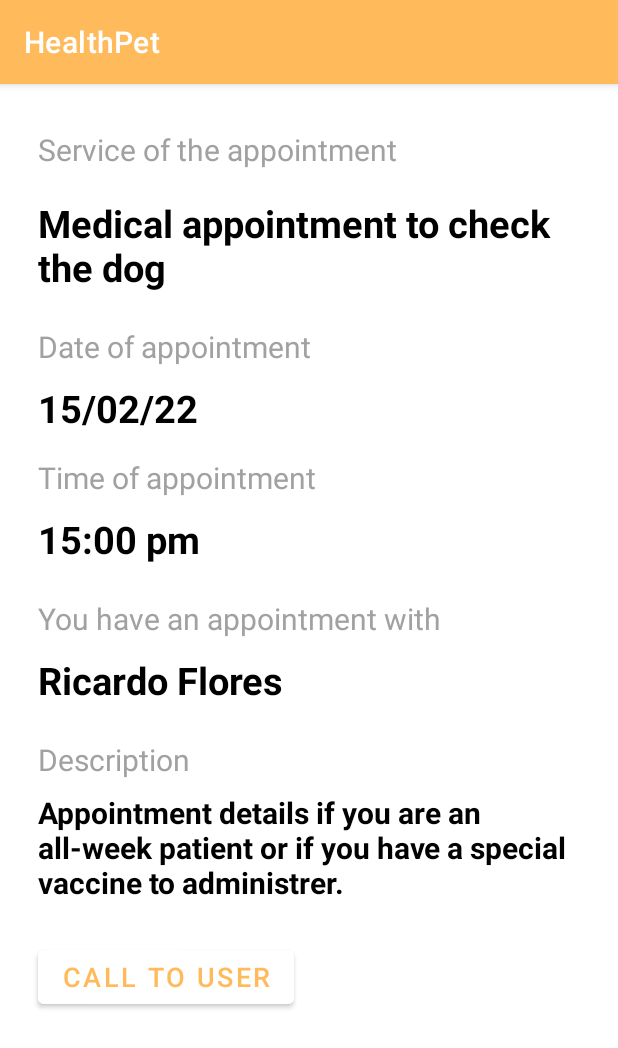
After one commit to RicardoFlores01/HealthPetAppMovil, an Android app: the MyAppointment screen opened directly, with no data from a screen before it, on a phone screen of 412 x 824 dp. The commit adds this screen. Shown: the top 1048 px of the screen. Run offline under Robolectric (Android 15) with nearby library versions, the phone set to English and light mode, and no system bars.

Commit message:
Add the layout My Appointment

```diff
--- a/app/src/main/AndroidManifest.xml
+++ b/app/src/main/AndroidManifest.xml
@@ -9,6 +9,9 @@
         android:roundIcon="@mipmap/ic_launcher_round"
         android:supportsRtl="true"
         android:theme="@style/Theme.HealthPetApp">
+        <activity
+            android:name=".MyAppointment"
+            android:exported="true" />
         <activity
             android:name=".MenuActivity"
             android:exported="true"
--- /dev/null
+++ b/app/src/main/java/example/com/healthpetapp/MyAppointment.java
@@ -0,0 +1,14 @@
+package example.com.healthpetapp;
+
+import androidx.appcompat.app.AppCompatActivity;
+
+import android.os.Bundle;
+
+public class MyAppointment extends AppCompatActivity {
+
+    @Override
+    protected void onCreate(Bundle savedInstanceState) {
+        super.onCreate(savedInstanceState);
+        setContentView(R.layout.activity_my_appointment);
+    }
+}
--- /dev/null
+++ b/app/src/main/res/layout/activity_my_appointment.xml
@@ -0,0 +1,163 @@
+<?xml version="1.0" encoding="utf-8"?>
+<androidx.constraintlayout.widget.ConstraintLayout xmlns:android="http://schemas.android.com/apk/res/android"
+    xmlns:app="http://schemas.android.com/apk/res-auto"
+    xmlns:tools="http://schemas.android.com/tools"
+    android:layout_width="match_parent"
+    android:layout_height="match_parent"
+    tools:context=".MyAppointment">
+
+    <TextView
+        android:id="@+id/title_date"
+        android:layout_width="359dp"
+        android:layout_height="wrap_content"
+        android:text="@string/service"
+        android:textSize="20sp"
+        app:flow_verticalAlign="top"
+        android:textColor="@color/grey"
+        android:textStyle=""
+        app:layout_constraintStart_toStartOf="parent"
+        app:layout_constraintTop_toTopOf="parent"
+        android:layout_marginStart="25dp"
+        android:layout_marginTop="30dp" />
+
+    <TextView
+        android:id="@+id/service_title"
+        android:layout_width="359dp"
+        android:layout_height="wrap_content"
+        android:text="@string/title_date"
+        android:textSize="25sp"
+        app:flow_verticalAlign="top"
+        android:textColor="@color/black"
+        android:textStyle="bold"
+        app:layout_constraintStart_toStartOf="parent"
+        app:layout_constraintTop_toBottomOf="@id/title_date"
+        android:layout_marginStart="25dp"
+        android:layout_marginTop="18dp" />
+
+    <TextView
+        android:id="@+id/date_service"
+        android:layout_width="359dp"
+        android:layout_height="wrap_content"
+        android:text="@string/date_service"
+        android:textSize="20sp"
+        app:flow_verticalAlign="top"
+        android:textColor="@color/grey"
+        android:textStyle=""
+        app:layout_constraintStart_toStartOf="parent"
+        app:layout_constraintTop_toBottomOf="@id/service_title"
+        android:layout_marginStart="25dp"
+        android:layout_marginTop="22dp" />
+
+    <TextView
+        android:id="@+id/date"
+        android:layout_width="359dp"
+        android:layout_height="wrap_content"
+        android:text="@string/date"
+        android:textSize="25sp"
+        app:flow_verticalAlign="top"
+        android:textColor="@color/black"
+        android:textStyle="bold"
+        app:layout_constraintStart_toStartOf="parent"
+        app:layout_constraintTop_toBottomOf="@id/date_service"
+        android:layout_marginStart="25dp"
+        android:layout_marginTop="10dp" />
+
+    <TextView
+        android:id="@+id/time"
+        android:layout_width="359dp"
+        android:layout_height="wrap_content"
+        android:text="@string/time_appointment"
+        android:textSize="20sp"
+        app:flow_verticalAlign="top"
+        android:textColor="@color/grey"
+        android:textStyle=""
+        app:layout_constraintStart_toStartOf="parent"
+        app:layout_constraintTop_toBottomOf="@id/date"
+        android:layout_marginStart="25dp"
+        android:layout_marginTop="15dp" />
+
+    <TextView
+        android:id="@+id/hour"
+        android:layout_width="359dp"
+        android:layout_height="wrap_content"
+        android:text="@string/hour"
+        android:textSize="25sp"
+        app:flow_verticalAlign="top"
+        android:textColor="@color/black"
+        android:textStyle="bold"
+        app:layout_constraintStart_toStartOf="parent"
+        app:layout_constraintTop_toBottomOf="@id/time"
+        android:layout_marginStart="25dp"
+        android:layout_marginTop="10dp" />
+
+    <TextView
+        android:id="@+id/person"
+        android:layout_width="359dp"
+        android:layout_height="wrap_content"
+        android:text="@string/person"
+        android:textSize="20sp"
+        app:flow_verticalAlign="top"
+        android:textColor="@color/grey"
+        android:textStyle=""
+        app:layout_constraintStart_toStartOf="parent"
+        app:layout_constraintTop_toBottomOf="@id/hour"
+        android:layout_marginStart="25dp"
+        android:layout_marginTop="22dp" />
+
+    <TextView
+        android:id="@+id/person_na"
+        android:layout_width="359dp"
+        android:layout_height="wrap_content"
+        android:text="@string/person_name"
+        android:textSize="25sp"
+        app:flow_verticalAlign="top"
+        android:textColor="@color/black"
+        android:textStyle="bold"
+        app:layout_constraintStart_toStartOf="parent"
+        app:layout_constraintTop_toBottomOf="@id/person"
+        android:layout_marginStart="25dp"
+        android:layout_marginTop="10dp" />
+
+    <TextView
+        android:id="@+id/desc"
+        android:layout_width="359dp"
+        android:layout_height="wrap_content"
+        android:text="@string/descr"
+        android:textSize="20sp"
+        app:flow_verticalAlign="top"
+        android:textColor="@color/grey"
+        android:textStyle=""
+        app:layout_constraintStart_toStartOf="parent"
+        app:layout_constraintTop_toBottomOf="@id/person_na"
+        android:layout_marginStart="25dp"
+        android:layout_marginTop="22dp" />
+
+    <TextView
+        android:id="@+id/desc_text"
+        android:layout_width="359dp"
+        android:layout_height="wrap_content"
+        android:text="@string/description"
+        android:textSize="20sp"
+        app:flow_verticalAlign="top"
+        android:textColor="@color/black"
+        android:textStyle="bold"
+        app:layout_constraintStart_toStartOf="parent"
+        app:layout_constraintTop_toBottomOf="@id/desc"
+        android:layout_marginStart="25dp"
+        android:layout_marginTop="8dp" />
+
+    <Button
+        android:id="@+id/button"
+        android:layout_width="wrap_content"
+        android:layout_height="wrap_content"
+        android:text="@string/call"
+        android:backgroundTint="@color/white"
+        android:textColor="@color/purple_500"
+        android:textSize="18dp"
+        app:layout_constraintStart_toStartOf="parent"
+        app:layout_constraintTop_toBottomOf="@id/desc_text"
+        android:layout_marginStart="25dp"
+        android:layout_marginTop="25dp" />
+
+
+</androidx.constraintlayout.widget.ConstraintLayout>
--- a/app/src/main/res/layout/fragment_home.xml
+++ b/app/src/main/res/layout/fragment_home.xml
@@ -74,6 +74,71 @@
         android:layout_marginTop="15dp" />
 
     <View
+        android:id="@+id/line"
+        android:layout_width="300dp"
+        android:layout_height="1dp"
+        android:layout_marginStart="25dp"
+        android:layout_marginTop="18dp"
+        android:background="@color/line"
+        app:layout_constraintStart_toStartOf="parent"
+        app:layout_constraintTop_toBottomOf="@id/description" />
+
+
+    <TextView
+        android:id="@+id/title_date1"
+        android:layout_width="359dp"
+        android:layout_height="wrap_content"
+        android:text="@string/title_date"
+        android:textSize="20sp"
+        app:flow_verticalAlign="top"
+        android:textColor="@color/black"
+        android:textStyle="bold"
+        app:layout_constraintStart_toStartOf="parent"
+        app:layout_constraintTop_toBottomOf="@id/line"
+        android:layout_marginStart="25dp"
+        android:layout_marginTop="15dp" />
+
+    <TextView
+        android:id="@+id/date1"
+        android:layout_width="wrap_content"
+        android:layout_height="wrap_content"
+        android:text="@string/date"
+        android:textSize="20sp"
+        app:flow_verticalAlign="top"
+        android:textColor="@color/grey"
+        app:layout_constraintStart_toStartOf="parent"
+        app:layout_constraintTop_toBottomOf="@id/title_date1"
+        android:layout_marginStart="25dp"
+        android:layout_marginTop="15dp" />
+
+    <TextView
+        android:id="@+id/hour1"
+        android:layout_width="wrap_content"
+        android:layout_height="wrap_content"
+        android:layout_marginStart="34dp"
+        android:layout_marginTop="15dp"
+        android:text="@string/hour"
+        android:textColor="@color/grey"
+        android:textSize="20sp"
+        app:flow_verticalAlign="top"
+        app:layout_constraintStart_toEndOf="@+id/date1"
+        app:layout_constraintTop_toBottomOf="@+id/title_date1" />
+
+    <TextView
+        android:id="@+id/description1"
+        android:layout_width="350dp"
+        android:layout_height="wrap_content"
+        android:text="@string/description"
+        android:textSize="17sp"
+        app:flow_verticalAlign="top"
+        android:textColor="@color/grey"
+        app:layout_constraintStart_toStartOf="parent"
+        app:layout_constraintTop_toBottomOf="@id/hour1"
+        android:layout_marginStart="25dp"
+        android:layout_marginTop="15dp" />
+
+    <View
+        android:id="@+id/line1"
         android:layout_width="300dp"
         android:layout_height="1dp"
         android:layout_marginStart="25dp"
@@ -81,7 +146,7 @@
         android:background="@color/line"
 
         app:layout_constraintStart_toStartOf="parent"
-        app:layout_constraintTop_toBottomOf="@id/description" />
+        app:layout_constraintTop_toBottomOf="@id/description1" />
 
 
 </androidx.constraintlayout.widget.ConstraintLayout>
--- a/app/src/main/res/values/strings.xml
+++ b/app/src/main/res/values/strings.xml
@@ -34,5 +34,13 @@
     <string name="hour">15:00 pm</string>
     <string name="description">Appointment details if you are an all-week patient or if you have a special vaccine to administrer.</string>
 
+    <string name="service">Service of the appointment</string>
+    <string name="date_service">Date of appointment</string>
+    <string name="time_appointment">Time of appointment</string>
+    <string name="person">You have an appointment with</string>
+    <string name="person_name">Ricardo Flores</string>
+    <string name="descr">Description</string>
+    <string name="call">Call to user</string>
+
     <string name="title_activity_menu">HealthPet</string>
 </resources>
--- a/app/src/main/res/values/themes.xml
+++ b/app/src/main/res/values/themes.xml
@@ -19,6 +19,7 @@
         <item name="windowNoTitle">true</item>
     </style>
 
+
     <style name="Theme.HealthPetApp.AppBarOverlay" parent="ThemeOverlay.AppCompat.Dark.ActionBar" />
 
     <style name="Theme.HealthPetApp.PopupOverlay" parent="ThemeOverlay.AppCompat.Light" />
```
